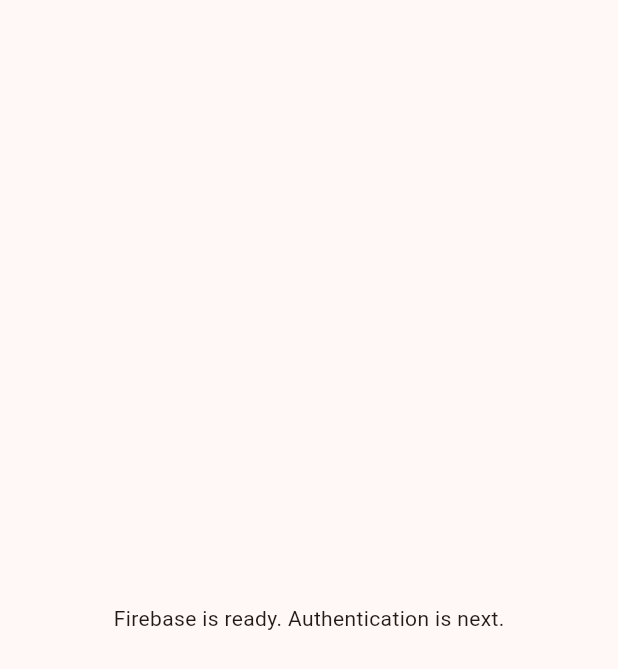
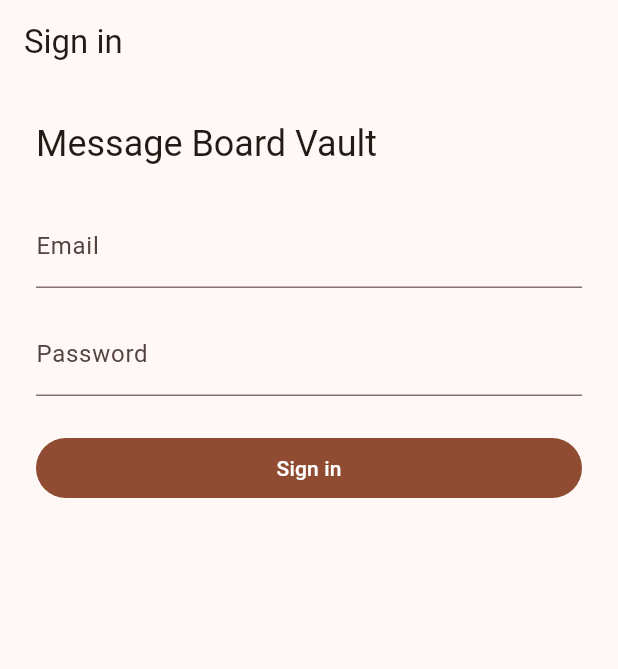
Before and after one commit to jemel119/message_board, a Flutter app: the screen it shows after launch, on a phone screen of 412 x 824 dp. Shown: the top 669 px of the screen. Run offline on Flutter 3.47's test engine with Material 3 defaults, Android fonts, the phone set to English and light mode, and no system bars; our stand-ins replace firebase_auth, firebase_core; accounts and stored records are empty.

Commit message:
Add AuthService and email sign-in routing

```diff
--- /dev/null
+++ b/lib/auth_gate.dart
@@ -0,0 +1,218 @@
+import 'package:firebase_auth/firebase_auth.dart';
+import 'package:flutter/material.dart';
+
+import 'auth_service.dart';
+
+class AuthGate extends StatelessWidget {
+  const AuthGate({super.key, required this.auth});
+
+  final AuthService auth;
+
+  @override
+  Widget build(BuildContext context) {
+    return StreamBuilder<User?>(
+      stream: auth.authStateChanges,
+      builder: (context, snapshot) {
+        if (snapshot.hasError) {
+          return const Scaffold(
+            body: Center(child: Text('Could not check your sign-in.')),
+          );
+        }
+
+        if (snapshot.connectionState == ConnectionState.waiting) {
+          return const Scaffold(
+            body: Center(child: CircularProgressIndicator()),
+          );
+        }
+
+        final user = snapshot.data;
+        if (user == null) return LoginScreen(auth: auth);
+
+        return SignedInScreen(key: ValueKey(user.uid), auth: auth, user: user);
+      },
+    );
+  }
+}
+
+class LoginScreen extends StatefulWidget {
+  const LoginScreen({super.key, required this.auth});
+
+  final AuthService auth;
+
+  @override
+  State<LoginScreen> createState() => _LoginScreenState();
+}
+
+class _LoginScreenState extends State<LoginScreen> {
+  final _formKey = GlobalKey<FormState>();
+  final _email = TextEditingController();
+  final _password = TextEditingController();
+
+  bool _submitting = false;
+  String? _error;
+
+  @override
+  void dispose() {
+    _email.dispose();
+    _password.dispose();
+    super.dispose();
+  }
+
+  Future<void> _signIn() async {
+    if (_submitting || !_formKey.currentState!.validate()) return;
+
+    setState(() {
+      _submitting = true;
+      _error = null;
+    });
+
+    try {
+      await widget.auth.signIn(email: _email.text, password: _password.text);
+    } on FirebaseAuthException catch (error) {
+      if (!mounted) return;
+
+      setState(() {
+        _error = switch (error.code) {
+          'network-request-failed' =>
+            'Could not connect. Check your connection and try again.',
+          'too-many-requests' => 'Too many attempts. Wait before trying again.',
+          'invalid-email' => 'Enter a valid email address.',
+          'invalid-credential' || 'wrong-password' || 'user-not-found' =>
+            'Unable to sign in. Check your email and password.',
+          _ => 'Sign-in is unavailable. Please try again.',
+        };
+      });
+    } catch (_) {
+      if (!mounted) return;
+      setState(() => _error = 'Sign-in is unavailable. Please try again.');
+    } finally {
+      if (mounted) setState(() => _submitting = false);
+    }
+  }
+
+  @override
+  Widget build(BuildContext context) {
+    return Scaffold(
+      appBar: AppBar(title: const Text('Sign in')),
+      body: SafeArea(
+        child: Form(
+          key: _formKey,
+          child: ListView(
+            padding: const EdgeInsets.all(24),
+            children: [
+              Text(
+                'Message Board Vault',
+                style: Theme.of(context).textTheme.headlineSmall,
+              ),
+              const SizedBox(height: 24),
+              TextFormField(
+                controller: _email,
+                enabled: !_submitting,
+                keyboardType: TextInputType.emailAddress,
+                autocorrect: false,
+                decoration: const InputDecoration(labelText: 'Email'),
+                validator: (value) {
+                  final email = value?.trim() ?? '';
+                  return RegExp(r'^[^\s@]+@[^\s@]+\.[^\s@]+$').hasMatch(email)
+                      ? null
+                      : 'Enter a valid email address.';
+                },
+              ),
+              const SizedBox(height: 16),
+              TextFormField(
+                controller: _password,
+                enabled: !_submitting,
+                obscureText: true,
+                autocorrect: false,
+                enableSuggestions: false,
+                decoration: const InputDecoration(labelText: 'Password'),
+                validator: (value) => value == null || value.isEmpty
+                    ? 'Enter your password.'
+                    : null,
+                onFieldSubmitted: (_) => _signIn(),
+              ),
+              if (_error case final message?)
+                Padding(
+                  padding: const EdgeInsets.only(top: 16),
+                  child: Semantics(
+                    liveRegion: true,
+                    child: Text(
+                      message,
+                      style: TextStyle(
+                        color: Theme.of(context).colorScheme.error,
+                      ),
+                    ),
+                  ),
+                ),
+              const SizedBox(height: 24),
+              FilledButton(
+                onPressed: _submitting ? null : _signIn,
+                child: Text(_submitting ? 'Signing in…' : 'Sign in'),
+              ),
+            ],
+          ),
+        ),
+      ),
+    );
+  }
+}
+
+class SignedInScreen extends StatefulWidget {
+  const SignedInScreen({super.key, required this.auth, required this.user});
+
+  final AuthService auth;
+  final User user;
+
+  @override
+  State<SignedInScreen> createState() => _SignedInScreenState();
+}
+
+class _SignedInScreenState extends State<SignedInScreen> {
+  bool _signingOut = false;
+  String? _error;
+
+  Future<void> _signOut() async {
+    if (_signingOut) return;
+
+    setState(() {
+      _signingOut = true;
+      _error = null;
+    });
+
+    try {
+      await widget.auth.signOut();
+    } catch (_) {
+      if (!mounted) return;
+      setState(() => _error = 'Could not sign out. Please try again.');
+    } finally {
+      if (mounted) setState(() => _signingOut = false);
+    }
+  }
+
+  @override
+  Widget build(BuildContext context) {
+    return Scaffold(
+      appBar: AppBar(title: const Text('Message Board Vault')),
+      body: SafeArea(
+        child: ListView(
+          padding: const EdgeInsets.all(24),
+          children: [
+            Text('Signed in as ${widget.user.email ?? 'a board member'}'),
+            const SizedBox(height: 12),
+            const Text('Your message board will appear here.'),
+            if (_error case final message?)
+              Padding(
+                padding: const EdgeInsets.only(top: 12),
+                child: Text(message),
+              ),
+            const SizedBox(height: 24),
+            OutlinedButton(
+              onPressed: _signingOut ? null : _signOut,
+              child: Text(_signingOut ? 'Signing out…' : 'Sign out'),
+            ),
+          ],
+        ),
+      ),
+    );
+  }
+}
--- /dev/null
+++ b/lib/auth_service.dart
@@ -0,0 +1,23 @@
+import 'package:firebase_auth/firebase_auth.dart';
+
+class AuthService {
+  AuthService(FirebaseAuth auth)
+    : _auth = auth,
+      authStateChanges = auth.authStateChanges();
+
+  final FirebaseAuth _auth;
+  final Stream<User?> authStateChanges;
+
+  User? get currentUser => _auth.currentUser;
+
+  Future<void> signIn({required String email, required String password}) async {
+    await _auth.signInWithEmailAndPassword(
+      email: email.trim(),
+      password: password,
+    );
+  }
+
+  Future<void> signOut() async {
+    await _auth.signOut();
+  }
+}
--- a/lib/main.dart
+++ b/lib/main.dart
@@ -1,6 +1,9 @@
+import 'package:firebase_auth/firebase_auth.dart';
 import 'package:firebase_core/firebase_core.dart';
 import 'package:flutter/material.dart';
 
+import 'auth_gate.dart';
+import 'auth_service.dart';
 import 'firebase_options.dart';
 
 void main() {
@@ -33,7 +36,7 @@ class FirebaseStartup extends StatefulWidget {
 }
 
 class _FirebaseStartupState extends State<FirebaseStartup> {
-  late Future<void> _initialization;
+  late Future<AuthService> _initialization;
 
   @override
   void initState() {
@@ -41,21 +44,20 @@ class _FirebaseStartupState extends State<FirebaseStartup> {
     _initialization = _initialize();
   }
 
-  Future<void> _initialize() async {
+  Future<AuthService> _initialize() async {
     await Firebase.initializeApp(
       options: DefaultFirebaseOptions.currentPlatform,
     );
+    return AuthService(FirebaseAuth.instance);
   }
 
   void _retry() {
-    setState(() {
-      _initialization = _initialize();
-    });
+    setState(() => _initialization = _initialize());
   }
 
   @override
   Widget build(BuildContext context) {
-    return FutureBuilder<void>(
+    return FutureBuilder<AuthService>(
       future: _initialization,
       builder: (context, snapshot) {
         if (snapshot.connectionState != ConnectionState.done) {
@@ -97,13 +99,7 @@ class _FirebaseStartupState extends State<FirebaseStartup> {
           );
         }
 
-        return const Scaffold(
-          body: SafeArea(
-            child: Center(
-              child: Text('Firebase is ready. Authentication is next.'),
-            ),
-          ),
-        );
+        return AuthGate(auth: snapshot.requireData);
       },
     );
   }
```
